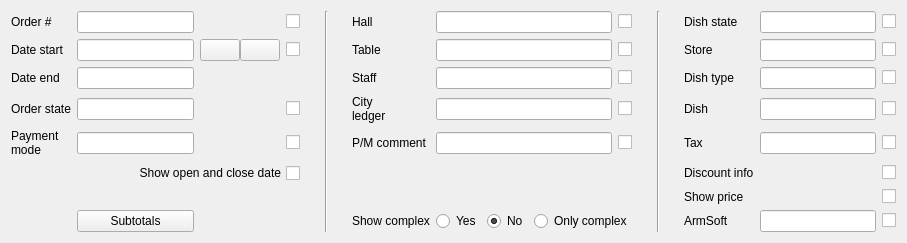
First picture: the form in Filter/frestauranttotal.ui, repository End1-1/Resort-2, before the edit.
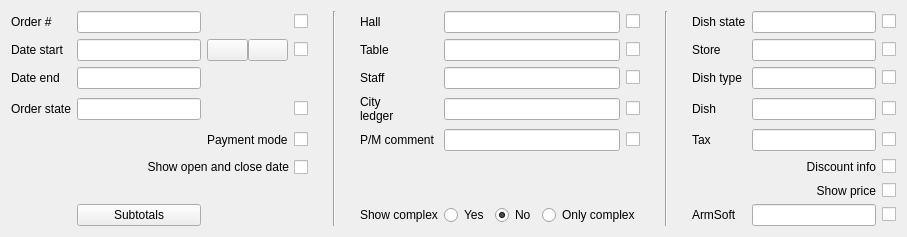
Second picture: the form after the edit. Icons and pictures are not drawn. Custom widgets are drawn as their Qt base class.

Commit message: bug fix. payment mode

What changed in the file:
```diff
--- a/Filter/frestauranttotal.ui
+++ b/Filter/frestauranttotal.ui
@@ -158,13 +158,6 @@
      </layout>
     </widget>
    </item>
-   <item row="5" column="10">
-    <widget class="QLabel" name="label_18">
-     <property name="text">
-      <string>Discount info</string>
-     </property>
-    </widget>
-   </item>
    <item row="1" column="8">
     <widget class="EQCheckBox" name="chTable">
      <property name="focusPolicy">
@@ -520,30 +513,6 @@
      </property>
     </widget>
    </item>
-   <item row="4" column="2">
-    <widget class="EQLineEdit" name="lePaymentMode">
-     <property name="focusPolicy">
-      <enum>Qt::ClickFocus</enum>
-     </property>
-     <property name="ShowButton" stdset="0">
-      <bool>true</bool>
-     </property>
-     <property name="EnableHiddenText" stdset="0">
-      <bool>true</bool>
-     </property>
-     <property name="RequireLang" stdset="0">
-      <bool>true</bool>
-     </property>
-    </widget>
-   </item>
-   <item row="4" column="0">
-    <widget class="QLabel" name="label_9">
-     <property name="text">
-      <string>Payment
-mode</string>
-     </property>
-    </widget>
-   </item>
    <item row="3" column="4">
     <widget class="EQCheckBox" name="chState">
      <property name="focusPolicy">
@@ -741,13 +710,6 @@
      </property>
     </widget>
    </item>
-   <item row="6" column="10">
-    <widget class="QLabel" name="label_19">
-     <property name="text">
-      <string>Show price</string>
-     </property>
-    </widget>
-   </item>
    <item row="6" column="12">
     <widget class="EQCheckBox" name="chShowPrice">
      <property name="text">
@@ -758,6 +720,39 @@
      </property>
     </widget>
    </item>
+   <item row="4" column="3">
+    <widget class="QLabel" name="label_9">
+     <property name="text">
+      <string>Payment mode</string>
+     </property>
+    </widget>
+   </item>
+   <item row="6" column="11">
+    <widget class="QLabel" name="label_19">
+     <property name="layoutDirection">
+      <enum>Qt::RightToLeft</enum>
+     </property>
+     <property name="text">
+      <string>Show price</string>
+     </property>
+     <property name="alignment">
+      <set>Qt::AlignRight|Qt::AlignTrailing|Qt::AlignVCenter</set>
+     </property>
+    </widget>
+   </item>
+   <item row="5" column="11">
+    <widget class="QLabel" name="label_18">
+     <property name="layoutDirection">
+      <enum>Qt::RightToLeft</enum>
+     </property>
+     <property name="text">
+      <string>Discount info</string>
+     </property>
+     <property name="alignment">
+      <set>Qt::AlignRight|Qt::AlignTrailing|Qt::AlignVCenter</set>
+     </property>
+    </widget>
+   </item>
   </layout>
  </widget>
  <customwidgets>
```
Left out of the diff: 1 changed line with no effect on the pictures. The commit also changes 6 other files.
